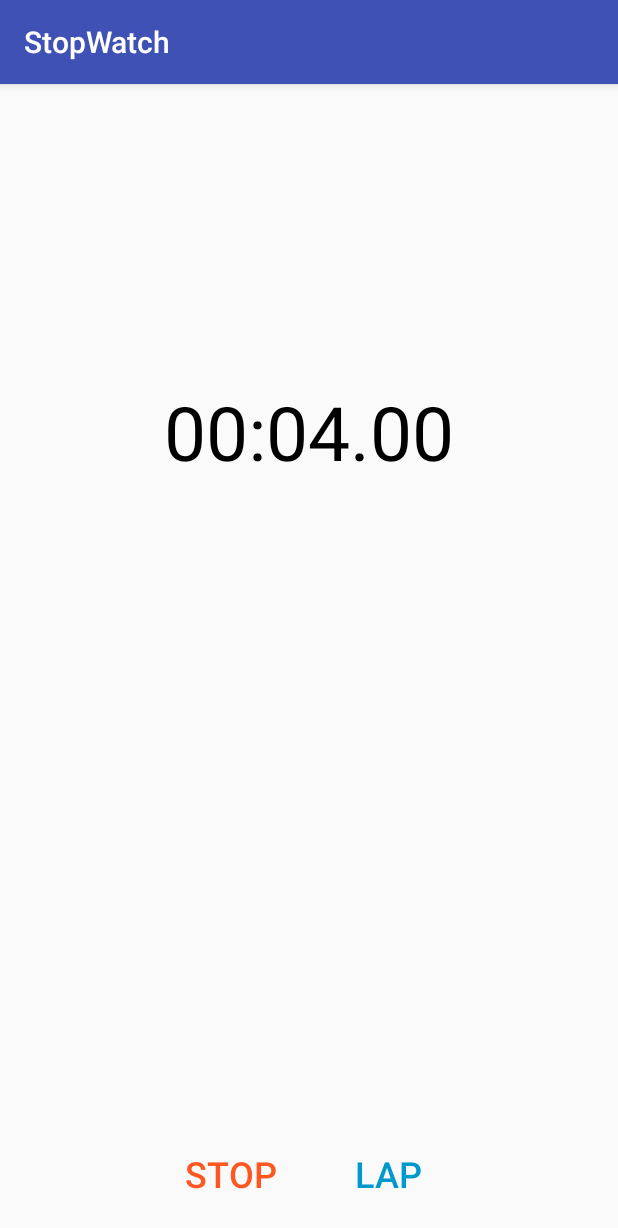
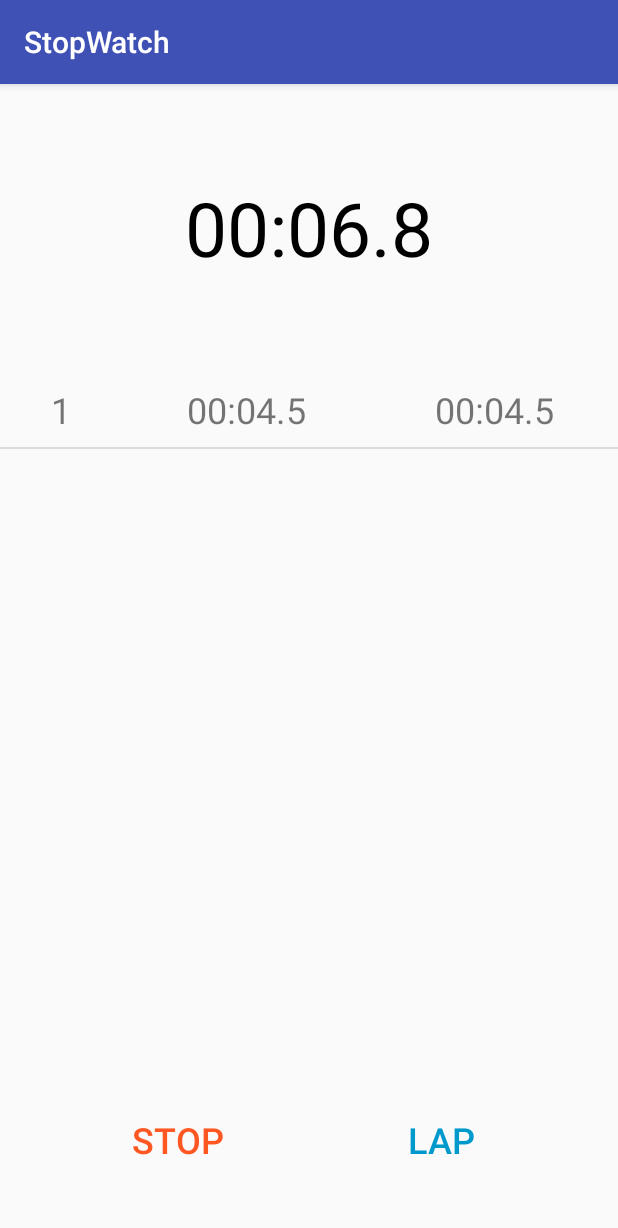
Before and after one commit to explorer-27/StopWatch, an Android app: the screen it shows after launch (MainActivity), after a tap on "LAP", on a phone screen of 412 x 824 dp. Shown: the top 1228 px of the screen. Run offline under Robolectric (Android 15) with nearby library versions, the light colour scheme and no system bars.

Commit message:
Lap Time Included

```diff
--- a/app/build.gradle
+++ b/app/build.gradle
@@ -21,6 +21,7 @@ android {
 dependencies {
     implementation fileTree(dir: 'libs', include: ['*.jar'])
     implementation 'com.android.support:appcompat-v7:26.1.0'
+    compile 'com.android.support:recyclerview-v7:26.+'
     implementation 'com.android.support.constraint:constraint-layout:1.0.2'
     testImplementation 'junit:junit:4.12'
     androidTestImplementation 'com.android.support.test:runner:1.0.1'
--- /dev/null
+++ b/app/src/main/java/com/example/ashu/stopwatch/Laps.java
@@ -0,0 +1,41 @@
+package com.example.ashu.stopwatch;
+
+/**
+ * Created by ashu on 17/1/18.
+ */
+
+public class Laps {
+        private int sNo=0;
+        private String totalTime;
+        private String lapTimeText;
+
+    public Laps(int sNo, String totalTime, String lapTimeText) {
+        this.sNo = sNo;
+        this.totalTime = totalTime;
+        this.lapTimeText = lapTimeText;
+    }
+
+    public int getsNo() {
+        return sNo;
+    }
+
+    public String getTotalTime() {
+        return totalTime;
+    }
+
+    public String getLapTimeText() {
+        return lapTimeText;
+    }
+
+    public void setsNo(int sNo) {
+        this.sNo = sNo;
+    }
+
+    public void setTotalTime(String totalTime) {
+        this.totalTime = totalTime;
+    }
+
+    public void setLapTimeText(String lapTimeText) {
+        this.lapTimeText = lapTimeText;
+    }
+}
--- /dev/null
+++ b/app/src/main/java/com/example/ashu/stopwatch/LapsAdapter.java
@@ -0,0 +1,49 @@
+package com.example.ashu.stopwatch;
+
+import android.app.Activity;
+import android.content.Context;
+import android.support.annotation.LayoutRes;
+import android.support.annotation.NonNull;
+import android.support.annotation.Nullable;
+import android.view.LayoutInflater;
+import android.view.View;
+import android.view.ViewGroup;
+import android.widget.ArrayAdapter;
+import android.widget.TextView;
+
+import java.util.ArrayList;
+import java.util.List;
+
+/**
+ * Created by ashu on 17/1/18.
+ */
+
+public class LapsAdapter extends ArrayAdapter<Laps> {
+
+
+    public LapsAdapter(Activity context,ArrayList<Laps> word){
+        super(context,0, (List<Laps>) word);
+    }
+
+
+
+    @NonNull
+    @Override
+    public View getView(int position, @Nullable View convertView, @NonNull ViewGroup parent) {
+        View listItemView=convertView;
+        if(listItemView==null){
+            listItemView= LayoutInflater.from(getContext()).inflate(R.layout.single_item,parent,false);
+        }
+        Laps currentWord=getItem(position);
+
+        TextView tvLapTimeText =(TextView)listItemView.findViewById(R.id.lapTimeText);
+        tvLapTimeText.setText(currentWord.getLapTimeText());
+        TextView tvTotalTime=(TextView)listItemView.findViewById(R.id.totaltime);
+        tvTotalTime.setText(currentWord.getTotalTime());
+        TextView tvSNo =(TextView)listItemView.findViewById(R.id.sNo);
+        tvSNo.setText(""+currentWord.getsNo());
+        return listItemView;
+    }
+
+
+}
--- a/app/src/main/java/com/example/ashu/stopwatch/MainActivity.java
+++ b/app/src/main/java/com/example/ashu/stopwatch/MainActivity.java
@@ -5,15 +5,24 @@ import android.support.v7.app.AppCompatActivity;
 import android.os.Bundle;
 import android.view.View;
 import android.widget.Button;
+import android.widget.ListView;
 import android.widget.TextView;
+import android.widget.Toast;
+
+import java.util.ArrayList;
 
 public class MainActivity extends AppCompatActivity {
 
 
     Button startButton,stopButton,resetButton,resumeButton,lapButton;
-    TextView totalTimer,lapTimer;
+    TextView totalTimer;
 
-    int seconds=0;boolean running;
+    public static int previousMiliseconds,lapTime,sNo,miliseconds =0;boolean running;
+    String totaltime ,lapTimeText="";
+
+    public static ListView listView;
+    public LapsAdapter mLapsAdapter;
+    public static ArrayList<Laps> mLapsData;
 
     @Override
     protected void onCreate(Bundle savedInstanceState) {
@@ -25,8 +34,12 @@ public class MainActivity extends AppCompatActivity {
         resumeButton =findViewById(R.id.resumeButton);
         lapButton =findViewById(R.id.lapButton);
 
+        listView =(ListView) findViewById(R.id.lapViews);
+        mLapsData=new ArrayList<Laps>();
+        mLapsAdapter=new LapsAdapter(this,mLapsData);
+
+
         totalTimer=findViewById(R.id.totalTimer);
-        lapTimer=findViewById(R.id.lapTimer);
         runTimer();
     }
 
@@ -62,12 +75,42 @@ public class MainActivity extends AppCompatActivity {
         startButton.setVisibility(View.VISIBLE);
 
         running=false;
-        seconds=0;
+        miliseconds =0;previousMiliseconds=0;sNo=0;
+        mLapsData=new ArrayList<Laps>();
+
+        mLapsAdapter=new LapsAdapter(this,mLapsData);
+        listView.setAdapter(mLapsAdapter);
     }
-    public void lapClicked(View view) {
 
 
-    }
+    public void lapClicked(View view) {
+        if(previousMiliseconds==0){
+            lapTime=miliseconds-previousMiliseconds-100;
+            sNo=1;
+        }
+        else {
+            lapTime = miliseconds - previousMiliseconds;
+            sNo+=1;
+        }int laphours,lapmins,lapsecs,lapmilisecs;
+        laphours= lapTime /3600000;
+        lapmins=((lapTime %3600000)/60000);
+        lapsecs= ((lapTime %3600000)%60000)/1000;
+        lapmilisecs=(((lapTime %3600000)%60000)%1000)/100;
+
+        previousMiliseconds=miliseconds;
+        if(laphours>0)
+            lapTimeText=String.format("%02d%02d:%02d.%01d",laphours,lapmins,lapsecs,lapmilisecs);
+        else
+            lapTimeText=String.format("%02d:%02d.%01d",lapmins,lapsecs,lapmilisecs);
+
+
+        mLapsData.add(new Laps(sNo,totaltime,lapTimeText));
+        listView.setAdapter(mLapsAdapter);
+
+
+        }
+
+
     public void runTimer(){
 
         final Handler handler=new Handler();
@@ -75,19 +118,24 @@ public class MainActivity extends AppCompatActivity {
             @Override
             public void run() {
                 int hours,mins,secs,milisecs;
-                hours=seconds/3600;
-                mins=(seconds%3600)/60;
-                secs=seconds%60;
-                milisecs=00;
+                hours= miliseconds /3600000;
+                mins=((miliseconds %3600000)/60000);
+                secs= ((miliseconds %3600000)%60000)/1000;
+                milisecs=(((miliseconds %3600000)%60000)%1000)/100;
 
-                String time=String.format("%02d:%02d.%02d",mins,secs,milisecs);
 
-                totalTimer.setText(time);
+                if(hours>0){
+                    totaltime=String.format("%02d:%02d:02d.%01d",hours,mins,secs,milisecs);
+                }
+                else
+                    totaltime=String.format("%02d:%02d.%01d",mins,secs,milisecs);
+
+                totalTimer.setText(totaltime);
                 if(running){
 
-                    seconds++;
+                    miliseconds+=100;
                 }
-                handler.postDelayed(this,1000);
+                handler.postDelayed(this,100);
 
             }
         });
--- a/app/src/main/res/layout/activity_main.xml
+++ b/app/src/main/res/layout/activity_main.xml
@@ -1,33 +1,69 @@
 <?xml version="1.0" encoding="utf-8"?>
-<RelativeLayout xmlns:android="http://schemas.android.com/apk/res/android"
+<LinearLayout xmlns:android="http://schemas.android.com/apk/res/android"
     xmlns:app="http://schemas.android.com/apk/res-auto"
     xmlns:tools="http://schemas.android.com/tools"
     android:layout_width="match_parent"
     android:layout_height="match_parent"
+    android:orientation="vertical"
+    android:weightSum="12"
     tools:context="com.example.ashu.stopwatch.MainActivity">
 
+    <LinearLayout
+        android:layout_width="match_parent"
+        android:layout_height="0dp"
+        android:layout_weight="3"
+        android:gravity="center"
+        android:orientation="vertical">
+
+        <TextView
+            android:id="@+id/totalTimer"
+            android:layout_width="wrap_content"
+            android:layout_height="wrap_content"
+            android:layout_margin="0dp"
+            android:text="@string/Timer"
+            android:textColor="#000000"
+            android:textSize="50sp" />
+    </LinearLayout>
+
+    <ListView
+        android:id="@+id/lapViews"
+        android:layout_width="match_parent"
+        android:layout_height="0dp"
+        android:layout_weight="7"
+        android:smoothScrollbar="false">
+
+    </ListView>
+
+    <LinearLayout
+        android:layout_width="match_parent"
+        android:layout_height="0dp"
+        android:layout_weight="2">
+
+        <RelativeLayout
+            android:layout_width="match_parent"
+            android:layout_height="match_parent"
+            android:layout_gravity="center">
 
             <Button
                 android:id="@+id/startButton"
                 android:layout_width="wrap_content"
                 android:layout_height="wrap_content"
-        android:layout_alignParentBottom="true"
                 android:layout_centerHorizontal="true"
-        android:layout_marginBottom="17dp"
+                android:layout_centerVertical="true"
                 android:background="@android:color/transparent"
                 android:onClick="startClicked"
                 android:text="@string/start"
                 android:textColor="@android:color/holo_blue_dark"
-        android:textSize="24sp" />
+                android:textSize="24sp"
+                android:visibility="visible" />
 
             <Button
                 android:id="@+id/stopButton"
                 android:layout_width="wrap_content"
                 android:layout_height="wrap_content"
-        android:layout_alignBaseline="@+id/startButton"
-        android:layout_alignBottom="@+id/startButton"
-        android:layout_alignLeft="@+id/resumeButton"
-        android:layout_alignStart="@+id/resumeButton"
+                android:layout_centerVertical="true"
+                android:layout_toLeftOf="@+id/startButton"
+                android:layout_toStartOf="@+id/startButton"
                 android:background="@android:color/transparent"
                 android:onClick="stopClicked"
                 android:text="@string/stop"
@@ -39,10 +75,9 @@
                 android:id="@+id/lapButton"
                 android:layout_width="wrap_content"
                 android:layout_height="wrap_content"
-        android:layout_alignBaseline="@+id/startButton"
-        android:layout_alignBottom="@+id/startButton"
-        android:layout_alignLeft="@+id/resetButton"
-        android:layout_alignStart="@+id/resetButton"
+                android:layout_centerVertical="true"
+                android:layout_toEndOf="@+id/startButton"
+                android:layout_toRightOf="@+id/startButton"
                 android:background="@android:color/transparent"
                 android:onClick="lapClicked"
                 android:text="@string/lap"
@@ -54,10 +89,9 @@
                 android:id="@+id/resumeButton"
                 android:layout_width="wrap_content"
                 android:layout_height="wrap_content"
-        android:layout_alignBaseline="@+id/startButton"
-        android:layout_alignBottom="@+id/startButton"
-        android:layout_alignLeft="@+id/totalTimer"
-        android:layout_alignStart="@+id/totalTimer"
+                android:layout_alignLeft="@+id/stopButton"
+                android:layout_alignStart="@+id/stopButton"
+                android:layout_centerVertical="true"
                 android:background="@android:color/transparent"
                 android:onClick="resumeClicked"
                 android:text="@string/resume"
@@ -69,37 +103,20 @@
                 android:id="@+id/resetButton"
                 android:layout_width="wrap_content"
                 android:layout_height="wrap_content"
-        android:layout_alignBaseline="@+id/startButton"
-        android:layout_alignBottom="@+id/startButton"
-        android:layout_alignEnd="@+id/totalTimer"
-        android:layout_alignRight="@+id/totalTimer"
+                android:layout_alignBaseline="@+id/lapButton"
+                android:layout_alignBottom="@+id/lapButton"
+                android:layout_toEndOf="@+id/startButton"
+                android:layout_toRightOf="@+id/startButton"
                 android:background="@android:color/transparent"
                 android:onClick="resetClicked"
                 android:text="@string/reset"
                 android:textColor="@android:color/holo_blue_dark"
-        android:visibility="invisible"
-        android:textSize="24sp" />
+                android:textSize="24sp"
+                android:visibility="invisible" />
+        </RelativeLayout>
 
-    <TextView
-        android:id="@+id/totalTimer"
-        android:layout_width="wrap_content"
-        android:layout_height="wrap_content"
-        android:layout_alignParentTop="true"
-        android:layout_centerHorizontal="true"
-        android:layout_marginTop="198dp"
-        android:text="@string/Timer"
-        android:textColor="#000000"
-        android:textSize="50sp" />
+    </LinearLayout>
 
-    <TextView
-        android:id="@+id/lapTimer"
-        android:layout_width="wrap_content"
-        android:layout_height="wrap_content"
-        android:layout_below="@+id/totalTimer"
-        android:layout_centerHorizontal="true"
-        android:layout_marginTop="14dp"
-        android:text="@string/Timer"
-        android:textSize="25sp"
-        android:visibility="invisible" />
 
-</RelativeLayout>
+
+</LinearLayout>
--- /dev/null
+++ b/app/src/main/res/layout/single_item.xml
@@ -0,0 +1,36 @@
+<?xml version="1.0" encoding="utf-8"?>
+<LinearLayout
+    xmlns:android="http://schemas.android.com/apk/res/android"
+    android:layout_width="match_parent"
+    android:layout_height="50dp"
+    android:orientation="horizontal"
+    android:weightSum="5">
+
+    <TextView
+        android:id="@+id/sNo"
+        android:layout_width="0dp"
+        android:layout_height="match_parent"
+        android:layout_weight="1"
+        android:gravity="center"
+        android:text="@string/sNo"
+        android:textSize="24sp" />
+
+    <TextView
+        android:id="@+id/totaltime"
+        android:layout_width="0dp"
+        android:layout_height="match_parent"
+        android:layout_weight="2"
+        android:gravity="center"
+        android:text="@string/Timer"
+        android:textSize="24sp" />
+
+    <TextView
+        android:id="@+id/lapTimeText"
+        android:layout_width="0dp"
+        android:layout_height="match_parent"
+        android:layout_weight="2"
+        android:gravity="center"
+        android:text="@string/Timer"
+        android:textSize="24sp" />
+
+</LinearLayout>
--- a/app/src/main/res/values/strings.xml
+++ b/app/src/main/res/values/strings.xml
@@ -3,7 +3,8 @@
     <string name="start">Start</string>
     <string name="stop">Stop</string>
     <string name="lap">Lap</string>
-    <string name="Timer">00:00.00</string>
+    <string name="Timer">00:00.0</string>
+    <string name="sNo">00</string>
     <string name="button">Button</string>
     <string name="resume">Resume</string>
     <string name="reset">Reset</string>
```
Lines whose indentation alone changed are shown as unchanged.
